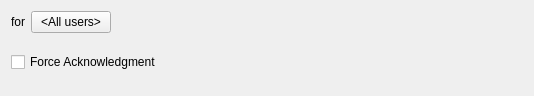
This is vms/client/nx_vms_client_desktop/src/ui/widgets/business/popup_business_action_widget.ui in networkoptix/nx_open as Qt 5 draws it before an edit. The edited form follows.
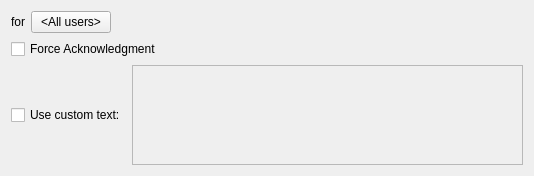
This is the edited form. Custom widgets are drawn as their Qt base class.

Commit message:
VMS-14147: Added custom text field for Push and Desktop notifications
Branch: vms_4.1

```diff
--- a/vms/client/nx_vms_client_desktop/src/ui/widgets/business/popup_business_action_widget.ui
+++ b/vms/client/nx_vms_client_desktop/src/ui/widgets/business/popup_business_action_widget.ui
@@ -7,7 +7,7 @@
     <x>0</x>
     <y>0</y>
     <width>534</width>
-    <height>96</height>
+    <height>147</height>
    </rect>
   </property>
   <property name="windowTitle">
@@ -81,6 +81,42 @@
      </item>
     </layout>
    </item>
+   <item>
+    <layout class="QHBoxLayout" name="horizontalLayout_3">
+     <item>
+      <widget class="QCheckBox" name="customTextCheckBox">
+       <property name="text">
+        <string>Use custom text:</string>
+       </property>
+      </widget>
+     </item>
+     <item>
+      <widget class="QPlainTextEdit" name="customTextEdit">
+       <property name="enabled">
+        <bool>false</bool>
+       </property>
+       <property name="minimumSize">
+        <size>
+         <width>0</width>
+         <height>100</height>
+        </size>
+       </property>
+       <property name="maximumSize">
+        <size>
+         <width>16777215</width>
+         <height>100</height>
+        </size>
+       </property>
+       <property name="horizontalScrollBarPolicy">
+        <enum>Qt::ScrollBarAlwaysOff</enum>
+       </property>
+       <property name="centerOnScroll">
+        <bool>false</bool>
+       </property>
+      </widget>
+     </item>
+    </layout>
+   </item>
   </layout>
  </widget>
  <customwidgets>
```
The commit also changes 5 other files.
